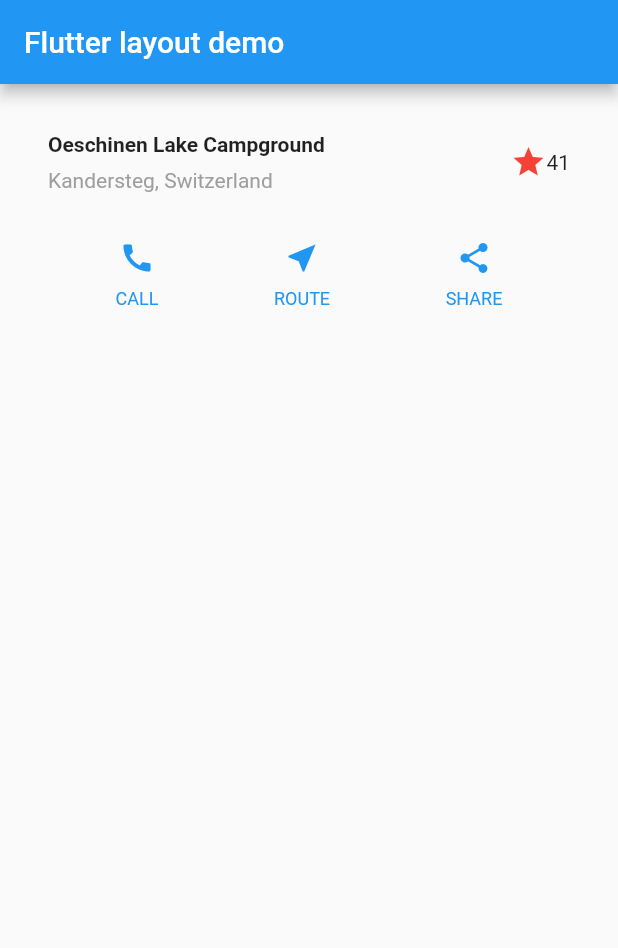
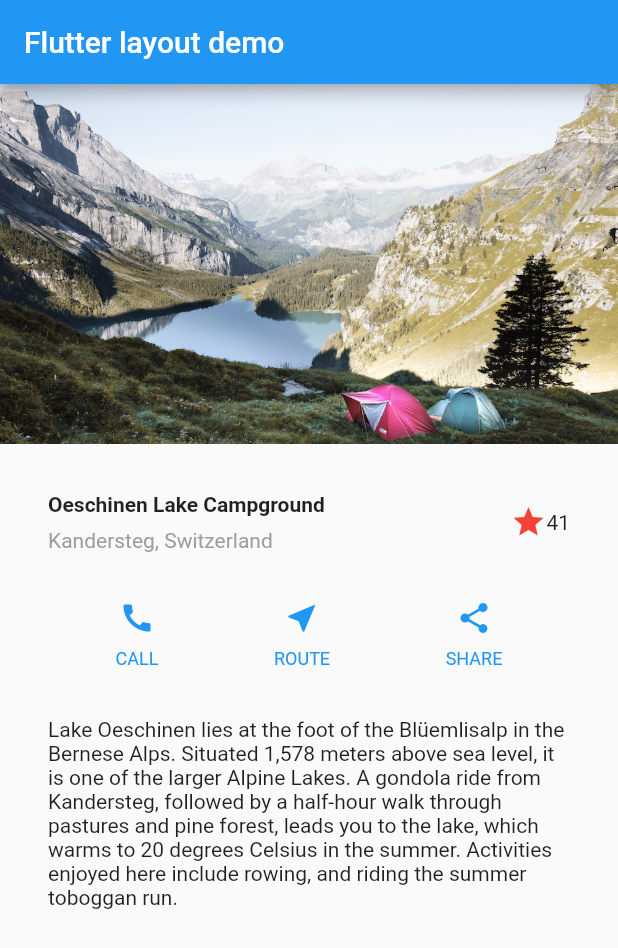
Before and after one commit to drocpdp/flutter_app_1, a Flutter app: the screen it shows after launch, on a phone screen of 412 x 824 dp. Shown: the top 948 px of the screen. Run offline on Flutter 3.47's test engine with Material 2 defaults, Android fonts, the light colour scheme and no system bars.

Commit message:
text and images Widgets

```diff
--- a/layout_tutorial_app/lib/main.dart
+++ b/layout_tutorial_app/lib/main.dart
@@ -53,16 +53,36 @@
       ],
     );
 
+    Widget textSection = const Padding(
+      padding: EdgeInsets.all(32),
+      child: Text(
+        'Lake Oeschinen lies at the foot of the Blüemlisalp in the Bernese '
+        'Alps. Situated 1,578 meters above sea level, it is one of the '
+        'larger Alpine Lakes. A gondola ride from Kandersteg, followed by a '
+        'half-hour walk through pastures and pine forest, leads you to the '
+        'lake, which warms to 20 degrees Celsius in the summer. Activities '
+        'enjoyed here include rowing, and riding the summer toboggan run.',
+        softWrap: true,
+      ),
+    );
+
     return MaterialApp(
       title: 'Flutter layout demo',
       home: Scaffold(
         appBar: AppBar(
           title: const Text('Flutter layout demo'),
         ),
-        body: Column(
+        body: ListView(
           children: [
+            Image.asset(
+              'images/lake.jpg',
+              width: 600,
+              height: 240,
+              fit: BoxFit.cover,
+            ),
             titleSection,
             buttonSection,
+            textSection,
           ],
         ),
       ),
--- a/layout_tutorial_app/pubspec.yaml
+++ b/layout_tutorial_app/pubspec.yaml
@@ -62,7 +62,8 @@
   # assets:
   #   - images/a_dot_burr.jpeg
   #   - images/a_dot_ham.jpeg
-
+  assets:
+      - images/lake.jpg
   # An image asset can refer to one or more resolution-specific "variants", see
   # https://flutter.dev/assets-and-images/#resolution-aware
 
```
Also changed, not shown: layout_tutorial_app/images/lake.jpg (added).
